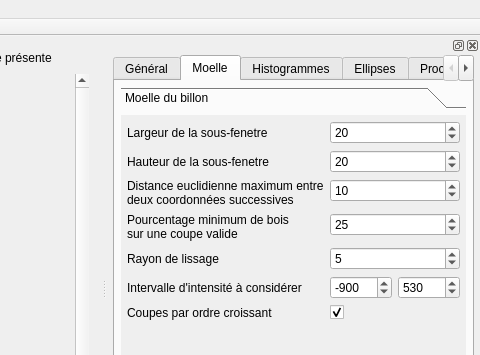
Qt form ui/mainwindow.ui (akrah/TKDetection) before a commit; both pictures show x 212 to 692 and y 0 to 355 of the 692 by 561 pixel window.
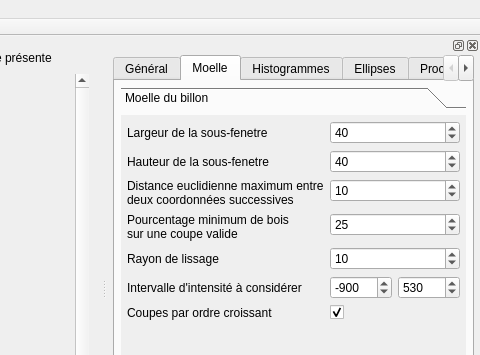
The same form after that commit. The open tabs and pages were chosen to show the change. Custom widgets are drawn as their Qt base class.

```diff
--- a/ui/mainwindow.ui
+++ b/ui/mainwindow.ui
@@ -938,9 +938,9 @@
             <property name="geometry">
              <rect>
               <x>0</x>
-              <y>-123</y>
-              <width>401</width>
-              <height>295</height>
+              <y>0</y>
+              <width>415</width>
+              <height>265</height>
              </rect>
             </property>
             <attribute name="label">
@@ -966,7 +966,7 @@
                 <number>200</number>
                </property>
                <property name="value">
-                <number>20</number>
+                <number>40</number>
                </property>
               </widget>
              </item>
@@ -986,7 +986,7 @@
                 <number>200</number>
                </property>
                <property name="value">
-                <number>20</number>
+                <number>40</number>
                </property>
               </widget>
              </item>
@@ -1021,7 +1021,7 @@
                 <number>50</number>
                </property>
                <property name="value">
-                <number>5</number>
+                <number>10</number>
                </property>
               </widget>
              </item>
```
Left out of the diff: 76 changed lines with no effect on the pictures.
